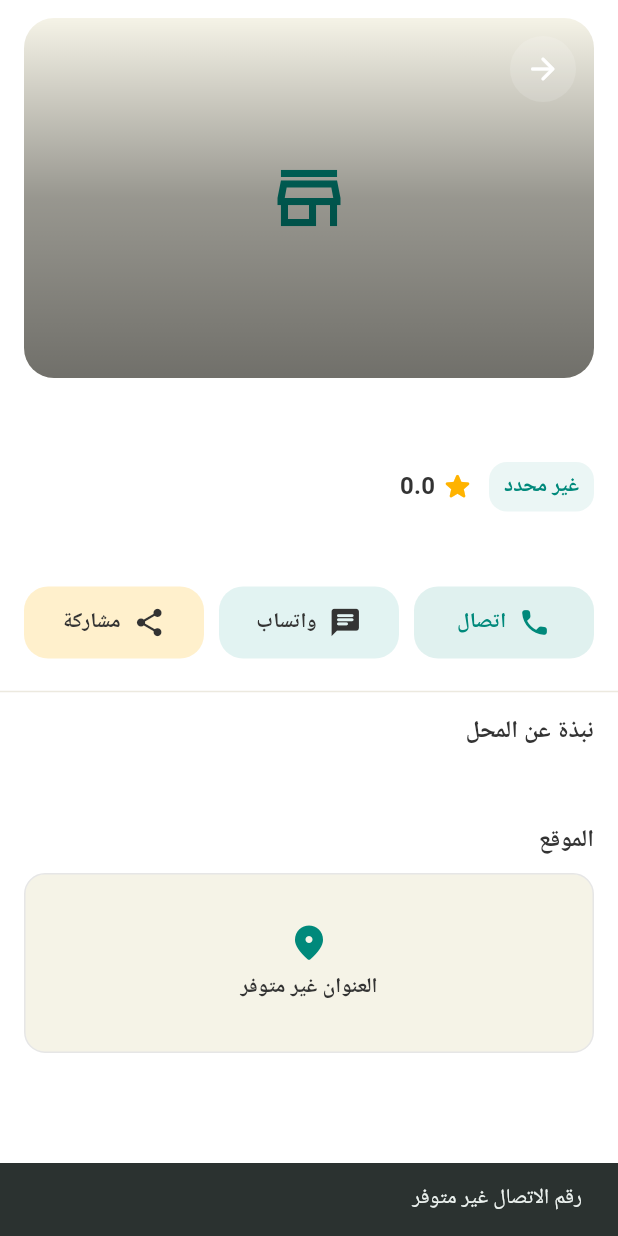
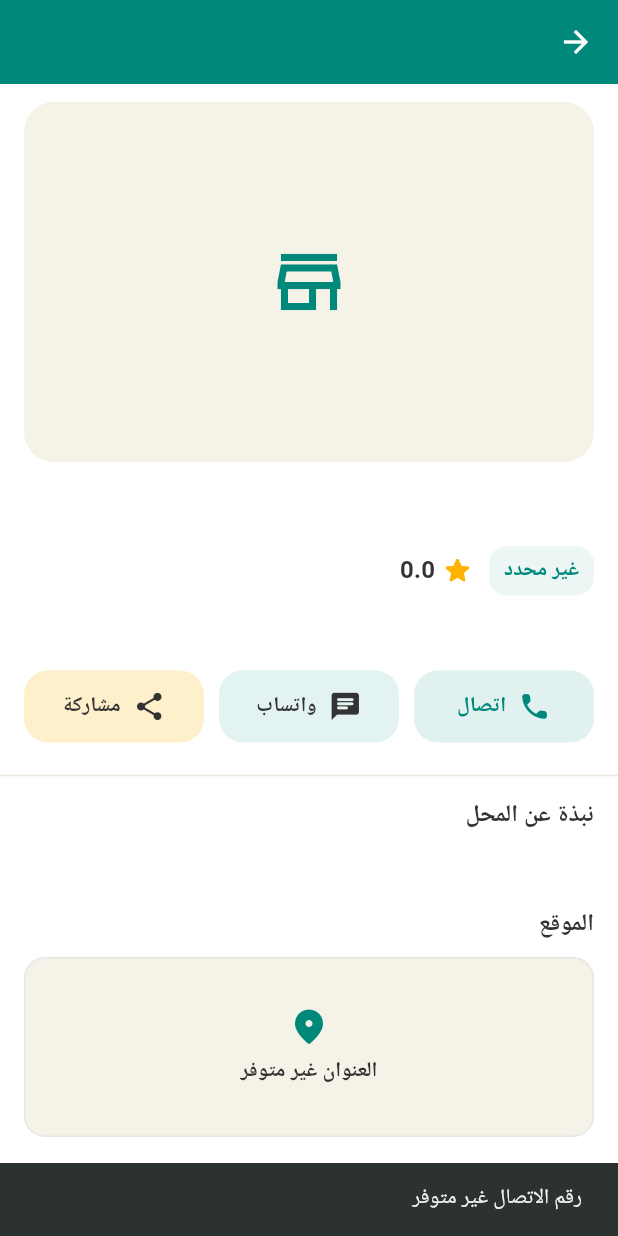
Before and after one commit to kezar0001-cpu/Mawjood, a Flutter app: the BusinessDetailScreen screen opened directly with sample values from the repository, after a tap on "اتصال", on a phone screen of 412 x 824 dp. Run offline on Flutter 3.47's test engine with Material 3 defaults, Android fonts, the phone set to English and light mode, and no system bars; our stand-ins replace google_fonts, supabase_flutter; accounts and stored records are empty; Roboto replaces fonts that are missing (Cairo); statements that could not run were skipped.

Commit message:
Improve visual hierarchy and UX across BusinessCard and BusinessDetailScreen
- Enhance BusinessCard with larger business name (18px, weight 900), solid call button, and single-line description
- Add skeleton loading to BusinessDetailScreen with _DetailShimmerLayout matching final layout structure
- Replace custom back button with standard AppBar for consistent navigation
- Add flutter_svg package and custom SVG illustrations (no_results, error, empty_category) for better user engagement

```diff
--- a/lib/screens/business_detail_screen.dart
+++ b/lib/screens/business_detail_screen.dart
@@ -139,9 +139,13 @@ class _BusinessDetailScreenState extends State<BusinessDetailScreen> {
     return Directionality(
       textDirection: TextDirection.rtl,
       child: Scaffold(
-        body: SafeArea(
-          child: _isLoading
-              ? const Center(child: CircularProgressIndicator())
+        appBar: AppBar(
+          title: Text(business?.name ?? 'تفاصيل النشاط'),
+          centerTitle: true,
+          elevation: 0,
+        ),
+        body: _isLoading
+            ? const _DetailShimmerLayout()
             : business == null
                   ? Center(
                       child: Padding(
@@ -159,10 +163,7 @@ class _BusinessDetailScreenState extends State<BusinessDetailScreen> {
                           child: Column(
                             crossAxisAlignment: CrossAxisAlignment.stretch,
                             children: [
-                              _HeroHeader(
-                                imageUrl: business.primaryImage,
-                                onBack: () => Navigator.pop(context),
-                              ),
+                              _HeroHeader(imageUrl: business.primaryImage),
                               Padding(
                                 padding: const EdgeInsetsDirectional.fromSTEB(16, 16, 16, 8),
                                 child: Column(
@@ -372,7 +373,6 @@ class _BusinessDetailScreenState extends State<BusinessDetailScreen> {
                       ],
                     ),
       ),
-      ),
     );
   }
 }
@@ -434,13 +434,9 @@ class _RelatedShimmer extends StatelessWidget {
 }
 
 class _HeroHeader extends StatelessWidget {
-  const _HeroHeader({
-    required this.imageUrl,
-    required this.onBack,
-  });
+  const _HeroHeader({required this.imageUrl});
 
   final String? imageUrl;
-  final VoidCallback onBack;
 
   @override
   Widget build(BuildContext context) {
@@ -448,9 +444,7 @@ class _HeroHeader extends StatelessWidget {
       padding: const EdgeInsetsDirectional.fromSTEB(16, 12, 16, 0),
       child: ClipRRect(
         borderRadius: BorderRadius.circular(20),
-        child: Stack(
-          children: [
-            Container(
+        child: Container(
           height: 240,
           width: double.infinity,
           decoration: BoxDecoration(
@@ -471,35 +465,6 @@ class _HeroHeader extends StatelessWidget {
                   ),
                 )
               : null,
-            ),
-            Positioned.fill(
-              child: DecoratedBox(
-                decoration: const BoxDecoration(
-                  gradient: LinearGradient(
-                    begin: Alignment.topCenter,
-                    end: Alignment.bottomCenter,
-                    colors: [Colors.transparent, Colors.black38, Colors.black54],
-                  ),
-                ),
-              ),
-            ),
-            PositionedDirectional(
-              top: 12,
-              start: 12,
-              child: Material(
-                color: Colors.white.withOpacity(0.14),
-                shape: const CircleBorder(),
-                child: InkWell(
-                  customBorder: const CircleBorder(),
-                  onTap: onBack,
-                  child: const Padding(
-                    padding: EdgeInsets.all(10),
-                    child: Icon(Icons.arrow_back_rounded, color: Colors.white),
-                  ),
-                ),
-              ),
-            ),
-          ],
         ),
       ),
     );
@@ -562,3 +527,151 @@ class _MapPreview extends StatelessWidget {
     );
   }
 }
+
+class _DetailShimmerLayout extends StatelessWidget {
+  const _DetailShimmerLayout();
+
+  @override
+  Widget build(BuildContext context) {
+    return SingleChildScrollView(
+      physics: const NeverScrollableScrollPhysics(),
+      child: Column(
+        crossAxisAlignment: CrossAxisAlignment.stretch,
+        children: [
+          // Hero image shimmer
+          Padding(
+            padding: const EdgeInsetsDirectional.fromSTEB(16, 12, 16, 0),
+            child: Container(
+              height: 240,
+              decoration: BoxDecoration(
+                color: const Color(0xFFEDEDED),
+                borderRadius: BorderRadius.circular(20),
+              ),
+            ),
+          ),
+          Padding(
+            padding: const EdgeInsetsDirectional.fromSTEB(16, 16, 16, 8),
+            child: Column(
+              crossAxisAlignment: CrossAxisAlignment.start,
+              children: [
+                // Business name shimmer
+                Container(
+                  height: 24,
+                  width: 200,
+                  decoration: BoxDecoration(
+                    color: const Color(0xFFEDEDED),
+                    borderRadius: BorderRadius.circular(10),
+                  ),
+                ),
+                const SizedBox(height: 8),
+                // City and rating shimmer
+                Row(
+                  children: [
+                    Container(
+                      height: 28,
+                      width: 80,
+                      decoration: BoxDecoration(
+                        color: const Color(0xFFEDEDED),
+                        borderRadius: BorderRadius.circular(12),
+                      ),
+                    ),
+                    const SizedBox(width: 10),
+                    Container(
+                      height: 20,
+                      width: 40,
+                      decoration: BoxDecoration(
+                        color: const Color(0xFFEDEDED),
+                        borderRadius: BorderRadius.circular(10),
+                      ),
+                    ),
+                  ],
+                ),
+                const SizedBox(height: 10),
+                // Description shimmer
+                Container(
+                  height: 16,
+                  width: double.infinity,
+                  decoration: BoxDecoration(
+                    color: const Color(0xFFEDEDED),
+                    borderRadius: BorderRadius.circular(10),
+                  ),
+                ),
+                const SizedBox(height: 6),
+                Container(
+                  height: 16,
+                  width: 250,
+                  decoration: BoxDecoration(
+                    color: const Color(0xFFEDEDED),
+                    borderRadius: BorderRadius.circular(10),
+                  ),
+                ),
+                const SizedBox(height: 16),
+                // Action buttons shimmer
+                Row(
+                  children: List.generate(
+                    3,
+                    (index) => Expanded(
+                      child: Container(
+                        height: 48,
+                        margin: EdgeInsets.only(
+                          left: index < 2 ? 10 : 0,
+                        ),
+                        decoration: BoxDecoration(
+                          color: const Color(0xFFEDEDED),
+                          borderRadius: BorderRadius.circular(14),
+                        ),
+                      ),
+                    ),
+                  ),
+                ),
+              ],
+            ),
+          ),
+          const Divider(height: 28, thickness: 1, color: Color(0xFFECE9DF)),
+          Padding(
+            padding: const EdgeInsets.symmetric(horizontal: 16),
+            child: Column(
+              crossAxisAlignment: CrossAxisAlignment.start,
+              children: [
+                // Section title shimmer
+                Container(
+                  height: 18,
+                  width: 120,
+                  decoration: BoxDecoration(
+                    color: const Color(0xFFEDEDED),
+                    borderRadius: BorderRadius.circular(10),
+                  ),
+                ),
+                const SizedBox(height: 8),
+                // Content lines shimmer
+                ...List.generate(
+                  3,
+                  (index) => Padding(
+                    padding: const EdgeInsets.only(bottom: 6),
+                    child: Container(
+                      height: 14,
+                      width: index == 2 ? 180 : double.infinity,
+                      decoration: BoxDecoration(
+                        color: const Color(0xFFEDEDED),
+                        borderRadius: BorderRadius.circular(10),
+                      ),
+                    ),
+                  ),
+                ),
+                const SizedBox(height: 20),
+                // Map preview shimmer
+                Container(
+                  height: 120,
+                  decoration: BoxDecoration(
+                    color: const Color(0xFFEDEDED),
+                    borderRadius: BorderRadius.circular(14),
+                  ),
+                ),
+              ],
+            ),
+          ),
+        ],
+      ),
+    );
+  }
+}
--- a/lib/widgets/business_card.dart
+++ b/lib/widgets/business_card.dart
@@ -58,7 +58,8 @@ class BusinessCard extends StatelessWidget {
                               maxLines: 1,
                               overflow: TextOverflow.ellipsis,
                               style: theme.titleMedium?.copyWith(
-                                fontWeight: FontWeight.w800,
+                                fontSize: 18,
+                                fontWeight: FontWeight.w900,
                                 color: AppColors.darkText,
                               ),
                             ),
@@ -99,7 +100,7 @@ class BusinessCard extends StatelessWidget {
                       Text(
                         business.description ?? '',
                         textAlign: TextAlign.right,
-                        maxLines: 2,
+                        maxLines: 1,
                         overflow: TextOverflow.ellipsis,
                         style: theme.bodyMedium?.copyWith(color: Colors.black87),
                       ),
@@ -152,16 +153,21 @@ class _CallButton extends StatelessWidget {
 
   @override
   Widget build(BuildContext context) {
-    return DecoratedBox(
-      decoration: BoxDecoration(
-        color: AppColors.primary.withOpacity(0.08),
+    return Material(
+      color: AppColors.primary,
+      borderRadius: BorderRadius.circular(12),
+      child: InkWell(
         borderRadius: BorderRadius.circular(12),
-      ),
-      child: IconButton(
-        constraints: const BoxConstraints(minWidth: 44, minHeight: 44),
-        icon: const Icon(Icons.call_rounded, color: AppColors.primary),
-        onPressed: onCall,
-        tooltip: 'اتصال',
+        onTap: onCall,
+        child: Container(
+          constraints: const BoxConstraints(minWidth: 44, minHeight: 44),
+          padding: const EdgeInsets.all(10),
+          child: const Icon(
+            Icons.call_rounded,
+            color: Colors.white,
+            size: 24,
+          ),
+        ),
       ),
     );
   }
--- a/pubspec.yaml
+++ b/pubspec.yaml
@@ -12,6 +12,7 @@ dependencies:
   cupertino_icons: ^1.0.8
   url_launcher: ^6.3.0
   cached_network_image: ^3.3.1
+  flutter_svg: ^2.0.10
   supabase_flutter: ^2.10.3
   google_fonts: ^6.2.1
   flutter_localizations:
@@ -24,3 +25,7 @@ dev_dependencies:
 
 flutter:
   uses-material-design: true
+  assets:
+    - assets/images/no_results.svg
+    - assets/images/error.svg
+    - assets/images/empty_category.svg
```
Also changed, not shown: assets/images/empty_category.svg (added), assets/images/error.svg (added), assets/images/no_results.svg (added). Lines whose indentation alone changed are shown as unchanged.
